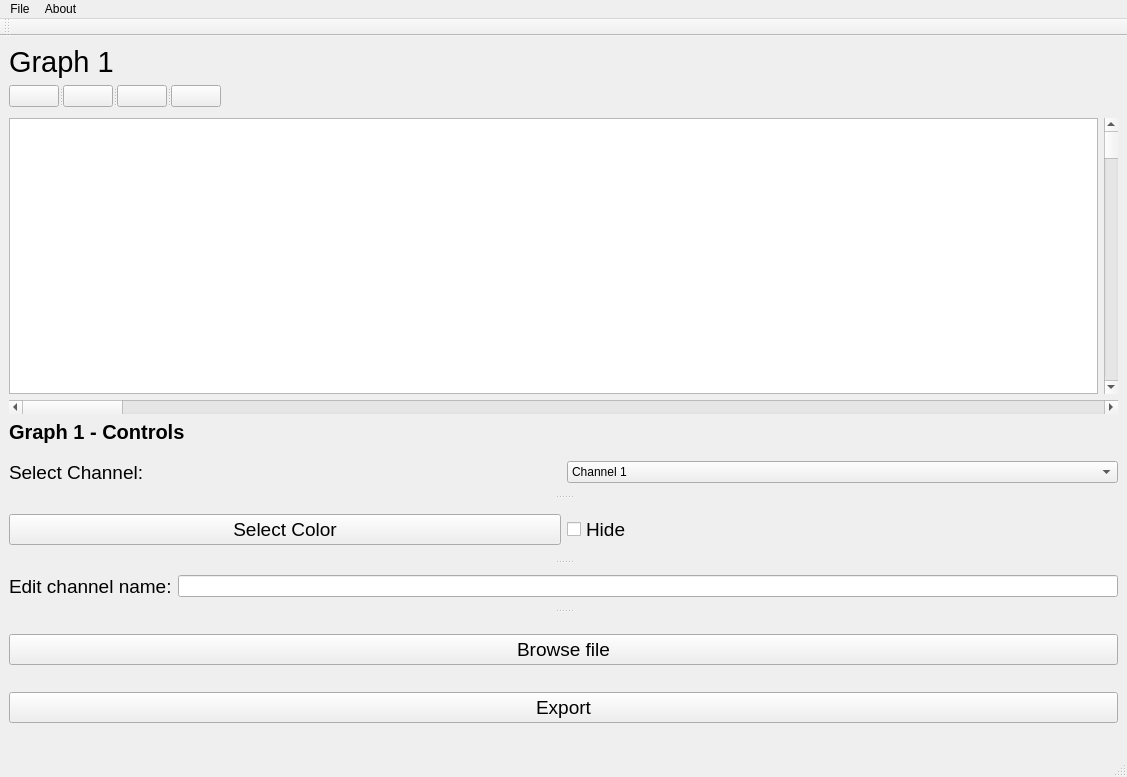
First picture: the form in beta.ui, repository Youssef-Ashraf71/multi-channel-signal-viewer, before the edit.
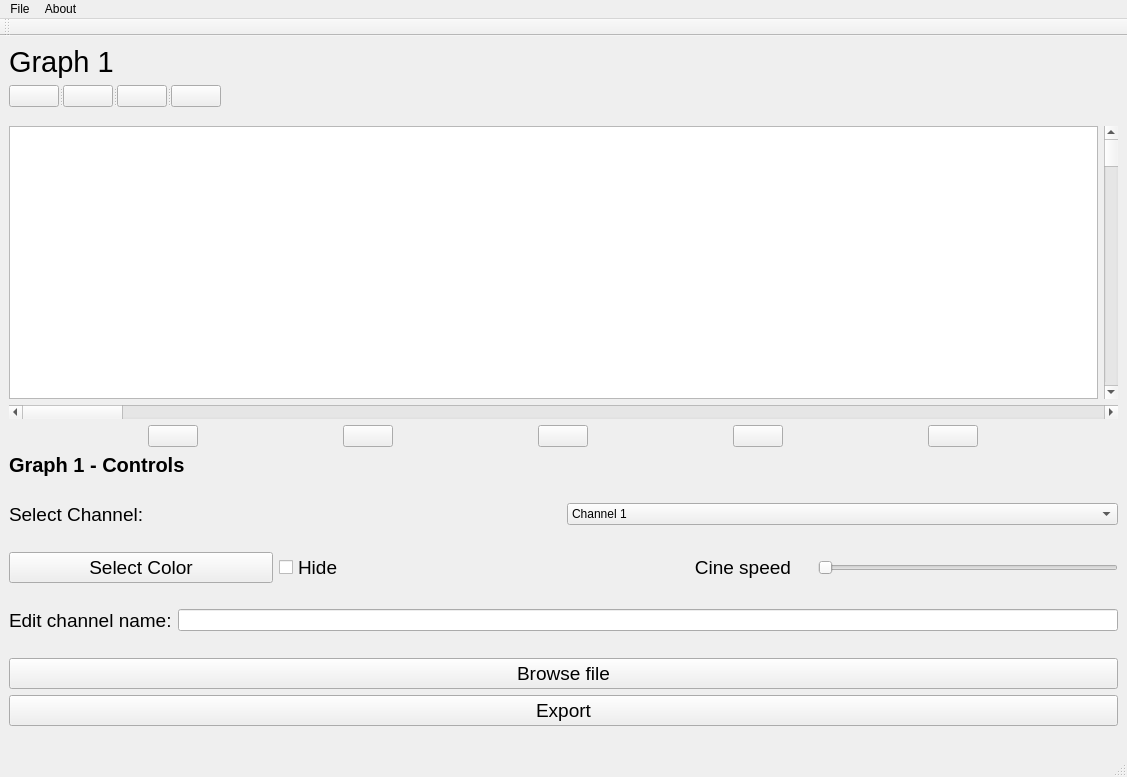
Second picture: the form after the edit. Icons and pictures are not drawn. Custom widgets are drawn as their Qt base class.

Commit message: Add speed slider Add buttons

Diff of the .ui file:
```diff
--- a/beta.ui
+++ b/beta.ui
@@ -14,9 +14,9 @@
    <string>MainWindow</string>
   </property>
   <widget class="QWidget" name="centralwidget">
-   <layout class="QVBoxLayout" name="verticalLayout_2">
+   <layout class="QHBoxLayout" name="horizontalLayout_6">
     <item>
-     <layout class="QVBoxLayout" name="GraphLayout1">
+     <layout class="QVBoxLayout" name="verticalLayout_4">
       <item>
        <layout class="QVBoxLayout" name="channelHeaderLayout1">
         <item>
@@ -113,8 +113,8 @@
         </property>
         <property name="sizeHint" stdset="0">
          <size>
-          <width>5</width>
-          <height>5</height>
+          <width>13</width>
+          <height>13</height>
          </size>
         </property>
        </spacer>
@@ -143,6 +143,103 @@
         </item>
        </layout>
       </item>
+      <item>
+       <layout class="QHBoxLayout" name="horizontalLayout_5">
+        <item>
+         <widget class="QPushButton" name="playPauseBtn1_3">
+          <property name="enabled">
+           <bool>true</bool>
+          </property>
+          <property name="maximumSize">
+           <size>
+            <width>50</width>
+            <height>16777215</height>
+           </size>
+          </property>
+          <property name="text">
+           <string/>
+          </property>
+          <property name="icon">
+           <iconset>
+            <normaloff>Images/link.png</normaloff>Images/link.png</iconset>
+          </property>
+         </widget>
+        </item>
+        <item>
+         <widget class="QPushButton" name="playPauseBtn1_2">
+          <property name="enabled">
+           <bool>true</bool>
+          </property>
+          <property name="maximumSize">
+           <size>
+            <width>50</width>
+            <height>16777215</height>
+           </size>
+          </property>
+          <property name="text">
+           <string/>
+          </property>
+          <property name="icon">
+           <iconset>
+            <normaloff>Images/play.png</normaloff>Images/play.png</iconset>
+          </property>
+         </widget>
+        </item>
+        <item>
+         <widget class="QPushButton" name="rewindBtn1_2">
+          <property name="maximumSize">
+           <size>
+            <width>50</width>
+            <height>16777215</height>
+           </size>
+          </property>
+          <property name="text">
+           <string/>
+          </property>
+          <property name="icon">
+           <iconset>
+            <normaloff>Images/rewind.png</normaloff>Images/rewind.png</iconset>
+          </property>
+         </widget>
+        </item>
+        <item>
+         <widget class="QPushButton" name="zoomInBtn1_2">
+          <property name="maximumSize">
+           <size>
+            <width>50</width>
+            <height>16777215</height>
+           </size>
+          </property>
+          <property name="text">
+           <string/>
+          </property>
+          <property name="icon">
+           <iconset>
+            <normaloff>Images/zoom-in.png</normaloff>Images/zoom-in.png</iconset>
+          </property>
+         </widget>
+        </item>
+        <item>
+         <widget class="QPushButton" name="zoomOutBtn1_2">
+          <property name="maximumSize">
+           <size>
+            <width>50</width>
+            <height>16777215</height>
+           </size>
+          </property>
+          <property name="text">
+           <string/>
+          </property>
+          <property name="icon">
+           <iconset>
+            <normaloff>Images/zoom-out.png</normaloff>Images/zoom-out.png</iconset>
+          </property>
+         </widget>
+        </item>
+       </layout>
+      </item>
+      <item>
+       <layout class="QVBoxLayout" name="verticalLayout_3">
       <item>
        <widget class="QLabel" name="label">
         <property name="font">
@@ -168,6 +265,8 @@
           <enum>Qt::Vertical</enum>
          </property>
          <widget class="QWidget" name="">
+            <layout class="QVBoxLayout" name="verticalLayout_2">
+             <item>
           <layout class="QHBoxLayout" name="horizontalLayout">
            <item>
             <widget class="QLabel" name="selectChannelLabel1">
@@ -201,8 +300,8 @@
             </widget>
            </item>
           </layout>
-         </widget>
-         <widget class="QWidget" name="">
+             </item>
+             <item>
           <layout class="QHBoxLayout" name="horizontalLayout_2">
            <item>
             <widget class="QPushButton" name="selectColorBtn1">
@@ -228,9 +327,46 @@
              </property>
             </widget>
            </item>
-          </layout>
-         </widget>
-         <widget class="QWidget" name="">
+               <item>
+                <widget class="QLabel" name="label_3">
+                 <property name="font">
+                  <font>
+                   <pointsize>14</pointsize>
+                  </font>
+                 </property>
+                 <property name="layoutDirection">
+                  <enum>Qt::LeftToRight</enum>
+                 </property>
+                 <property name="text">
+                  <string>Cine speed    </string>
+                 </property>
+                 <property name="alignment">
+                  <set>Qt::AlignRight|Qt::AlignTrailing|Qt::AlignVCenter</set>
+                 </property>
+                </widget>
+               </item>
+               <item>
+                <widget class="QSlider" name="horizontalSlider">
+                 <property name="sizePolicy">
+                  <sizepolicy hsizetype="Fixed" vsizetype="Fixed">
+                   <horstretch>0</horstretch>
+                   <verstretch>0</verstretch>
+                  </sizepolicy>
+                 </property>
+                 <property name="minimumSize">
+                  <size>
+                   <width>300</width>
+                   <height>0</height>
+                  </size>
+                 </property>
+                 <property name="orientation">
+                  <enum>Qt::Horizontal</enum>
+                 </property>
+                </widget>
+               </item>
+              </layout>
+             </item>
+             <item>
           <layout class="QHBoxLayout" name="horizontalLayout_3">
            <item>
             <widget class="QLabel" name="label_2">
@@ -248,8 +384,8 @@
             <widget class="QLineEdit" name="lineEdit"/>
            </item>
           </layout>
-         </widget>
-         <widget class="QWidget" name="">
+             </item>
+             <item>
           <layout class="QVBoxLayout" name="verticalLayout">
            <item>
             <widget class="QPushButton" name="browseBtn1">
@@ -276,9 +412,13 @@
             </widget>
            </item>
           </layout>
+             </item>
+            </layout>
          </widget>
         </widget>
        </widget>
+        </item>
+       </layout>
       </item>
      </layout>
     </item>
```
Left out of the diff: 18 changed lines with no effect on the pictures. Lines whose indentation alone changed are shown as unchanged. The commit also changes 7 other files.
